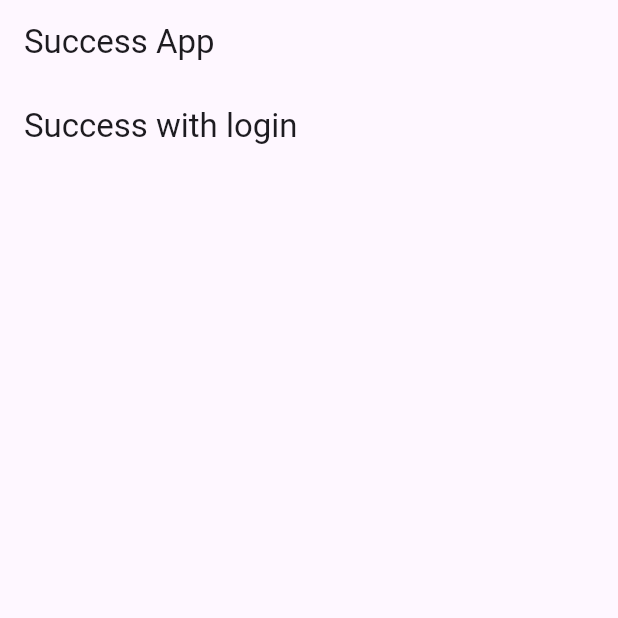
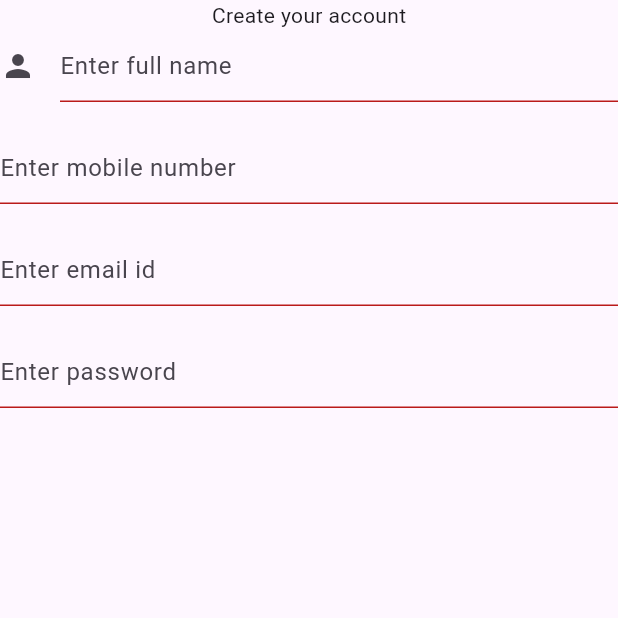
Before and after one commit to kunalgharate/jiremalisamaj_app, a Flutter app: the screen it shows after launch, on a phone screen of 412 x 824 dp, the top half of it. Run offline on Flutter 3.47's test engine with Material 2 defaults, Android fonts, the phone set to English and light mode, and no system bars; our stand-ins replace bloc, equatable, flutter_bloc, realm.

Commit message:
work in progress

```diff
--- /dev/null
+++ b/lib/components/input_form_field.dart
@@ -0,0 +1,28 @@
+
+import 'package:flutter/material.dart';
+
+class CustomInputFormField extends StatefulWidget {
+  final String hintText;
+  final String? errorText;
+  final IconData? icon;
+
+  CustomInputFormField({
+    required this.hintText,
+    this.errorText,
+    this.icon,
+  });
+  @override
+  _CustomInputFormFieldState createState() => _CustomInputFormFieldState();
+}
+class _CustomInputFormFieldState extends State<CustomInputFormField> {
+  @override
+  Widget build(BuildContext context) {
+    return TextFormField(
+      decoration: InputDecoration(
+        hintText: widget.hintText,
+        errorText: widget.errorText,
+        icon: widget.icon != null ? Icon(widget.icon) : null,
+      ),
+    );
+  }
+}
--- /dev/null
+++ b/lib/get_started_page.dart
@@ -0,0 +1,13 @@
+
+
+import 'package:flutter/material.dart';
+
+class GetStartedPage extends StatelessWidget {
+  const GetStartedPage({super.key});
+
+  @override
+  Widget build(BuildContext context) {
+    return Scaffold(
+    );
+  }
+}
--- a/lib/main.dart
+++ b/lib/main.dart
@@ -2,6 +2,7 @@ import 'dart:math';
 
 import 'package:community_app/app-service-connector/bloc/real_login_bloc.dart';
 import 'package:community_app/app_services.dart';
+import 'package:community_app/registration_page.dart';
 import 'package:flutter/material.dart';
 import 'package:flutter_bloc/flutter_bloc.dart';
 import 'package:realm/realm.dart';
@@ -9,7 +10,7 @@ import 'package:realm/realm.dart';
 main() {
   WidgetsFlutterBinding.ensureInitialized();
   var appservice =
-      AppServices("communityapp-urbzp", Uri.parse("https://realm.mongodb.com"));
+  AppServices("communityapp-urbzp", Uri.parse("https://realm.mongodb.com"));
   runApp(MyApp(
     appServices: appservice,
   ));
@@ -17,6 +18,7 @@ main() {
 
 class MyApp extends StatelessWidget {
   final AppServices appServices;
+
   MyApp({required this.appServices, super.key});
 
 //just to know
@@ -34,10 +36,9 @@ class MyApp extends StatelessWidget {
   }
 }
 
-
-
 class MyHomePage extends StatefulWidget {
   final AppServices appServices;
+
   const MyHomePage({super.key, required this.appServices});
 
   @override
@@ -48,19 +49,31 @@ class _MyHomePageState extends State<MyHomePage> {
   @override
   Widget build(BuildContext context) {
     return Scaffold(
-      appBar: AppBar(title: Text("Success App")),
-      body: BlocBuilder<RealLoginBloc, RealLoginState>(
-        builder: (context, state) {
+      appBar: AppBar(title: const Text("Success App")),
+      body: BlocConsumer<RealLoginBloc, RealLoginState>(
+        listener: (context, state) {
           if (state is RealLoginSuccess) {
-            return HomePage(); // Replace with your own HomePage widget
-          } else {
-            return Failed();
+            navigateToLoginPage();
           }
-        },
+        }, builder: (BuildContext context, RealLoginState state) {
+        if (state is RealLoginSuccess) {
+            return Text("Welcome to jiremali samaj app");
+        }
+        else
+          {
+            return Text("Internal server error please try again after sometime");
+          }
+
+      },
       ),
     );
+  }
 
+  void navigateToLoginPage() async {
+    await Future.delayed(Duration(seconds: 5)); // Add a delay of 2 seconds
+    Navigator.push(context, MaterialPageRoute(builder: (context)=> RegistrationPage()));
   }
+
 
   @override
   void initState() {
@@ -68,7 +81,7 @@ class _MyHomePageState extends State<MyHomePage> {
     super.initState();
   }
 
-  void login(){
+  void login() {
     final RealLoginBloc authBloc = BlocProvider.of<RealLoginBloc>(context);
     authBloc.add(RealmAppLogin("kunalgharate@gmail.com", "Kunal@123"));
   }
@@ -79,7 +92,7 @@ class HomePage extends StatelessWidget {
   Widget build(BuildContext context) {
     return Scaffold(
       appBar: AppBar(
-        title: Text("Success with login"),
+        title: const Text("Success with login"),
       ),
     );
   }
@@ -90,7 +103,7 @@ class Failed extends StatelessWidget {
   Widget build(BuildContext context) {
     return Scaffold(
       appBar: AppBar(
-        title: Text("Error with login"),
+        title: const Text("Error with login"),
       ),
     );
   }
--- /dev/null
+++ b/lib/registration_page.dart
@@ -0,0 +1,31 @@
+
+import 'package:community_app/components/input_form_field.dart';
+import 'package:flutter/material.dart';
+
+class RegistrationPage extends StatefulWidget {
+  const RegistrationPage({super.key});
+
+  @override
+  State<RegistrationPage> createState() => _RegistrationPageState();
+}
+
+class _RegistrationPageState extends State<RegistrationPage> {
+  @override
+  Widget build(BuildContext context) {
+    return  Scaffold(
+      body: Column(
+        children: [
+          Text("Create your account"),
+          Form(child: Column(
+            children: [
+              CustomInputFormField(hintText: "Enter full name",errorText: "", icon: Icons.person,),
+              CustomInputFormField(hintText: "Enter mobile number",errorText: ""),
+              CustomInputFormField(hintText: "Enter email id",errorText: ""),
+              CustomInputFormField(hintText: "Enter password",errorText: ""),
+            ],
+          ))
+        ],
+      ),
+    );
+  }
+}
```
Also changed, not shown: lib/landing_page.dart (added), lib/login_page.dart (added).
